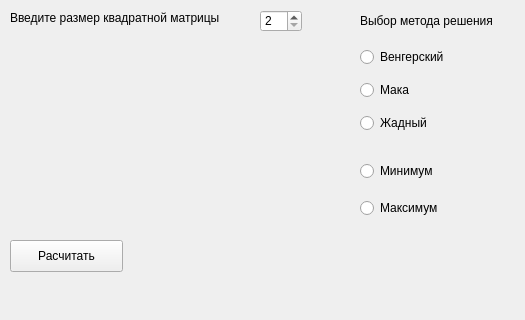
This is widget.ui in Deudim/beet-calculator as Qt 5 draws it before an edit; both pictures show x 0 to 525 and y 0 to 320 of the 525 by 496 pixel window. The edited form follows.
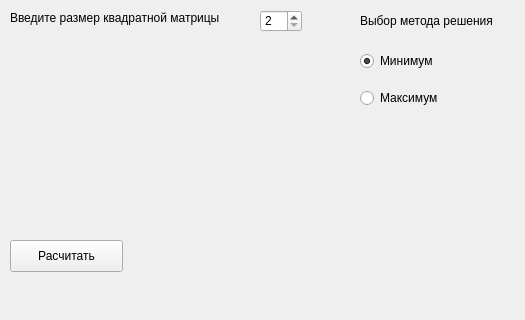
This is the edited form.

Commit message: Добавлен вывод в ui, поправлена работа pyqt

Patch:
```diff
--- a/widget.ui
+++ b/widget.ui
@@ -64,7 +64,7 @@
    <property name="geometry">
     <rect>
      <x>360</x>
-     <y>150</y>
+     <y>40</y>
      <width>160</width>
      <height>80</height>
     </rect>
@@ -75,6 +75,9 @@
       <property name="text">
        <string>Минимум</string>
       </property>
+      <property name="checked">
+       <bool>true</bool>
+      </property>
      </widget>
     </item>
     <item>
@@ -86,39 +89,6 @@
     </item>
    </layout>
   </widget>
-  <widget class="QWidget" name="verticalLayoutWidget_2">
-   <property name="geometry">
-    <rect>
-     <x>360</x>
-     <y>40</y>
-     <width>160</width>
-     <height>101</height>
-    </rect>
-   </property>
-   <layout class="QVBoxLayout" name="verticalLayout_2">
-    <item>
-     <widget class="QRadioButton" name="radioButton_4">
-      <property name="text">
-       <string>Венгерский</string>
-      </property>
-     </widget>
-    </item>
-    <item>
-     <widget class="QRadioButton" name="radioButton_5">
-      <property name="text">
-       <string>Мака</string>
-      </property>
-     </widget>
-    </item>
-    <item>
-     <widget class="QRadioButton" name="radioButton_3">
-      <property name="text">
-       <string>Жадный</string>
-      </property>
-     </widget>
-    </item>
-   </layout>
-  </widget>
   <widget class="QLabel" name="label_2">
    <property name="geometry">
     <rect>
```
Left out of the diff: 17 changed lines with no effect on the pictures. The commit also changes 1 other file.
